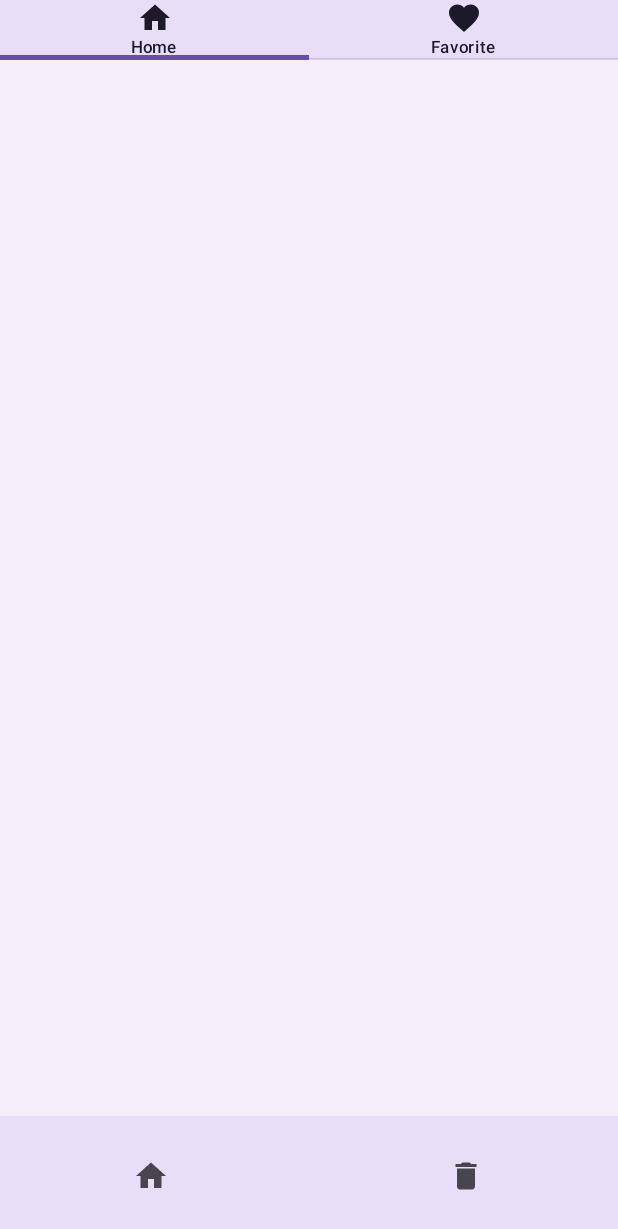
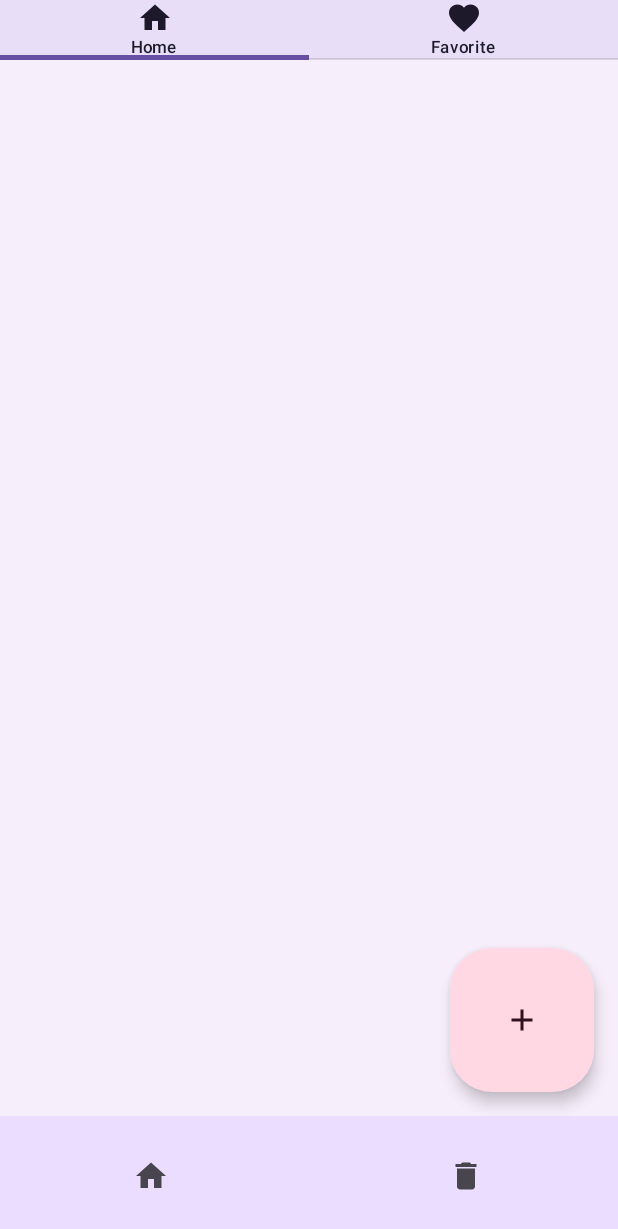
Before and after one commit to alindulceanu/Portfolio, an Android app built with Jetpack Compose: the screen it shows after launch (MainActivity), on a phone screen of 412 x 824 dp. Shown: the top 1229 px of the screen. Run offline under Robolectric (Android 15) with nearby library versions, the phone set to English and light mode, and no system bars; our stand-ins replace Dagger/Hilt's generated code, Room's generated code; 1 statement that could not run was skipped.

Commit message:
Added Floating Action Button

```diff
--- a/app/src/main/java/com/example/portfolio/MainActivity.kt
+++ b/app/src/main/java/com/example/portfolio/MainActivity.kt
@@ -3,12 +3,12 @@ package com.example.portfolio
 import android.os.Bundle
 import androidx.activity.ComponentActivity
 import androidx.activity.compose.setContent
-import androidx.activity.enableEdgeToEdge
 import androidx.compose.foundation.background
 import androidx.compose.foundation.layout.fillMaxSize
 import androidx.compose.foundation.layout.fillMaxWidth
 import androidx.compose.foundation.layout.padding
 import androidx.compose.material3.Icon
+import androidx.compose.material3.LargeFloatingActionButton
 import androidx.compose.material3.MaterialTheme.colorScheme
 import androidx.compose.material3.NavigationBar
 import androidx.compose.material3.NavigationBarItem
@@ -18,7 +18,6 @@ import androidx.compose.runtime.Composable
 import androidx.compose.runtime.collectAsState
 import androidx.compose.runtime.getValue
 import androidx.compose.ui.Modifier
-import androidx.compose.ui.tooling.preview.Preview
 import androidx.compose.ui.tooling.preview.PreviewLightDark
 import androidx.compose.ui.unit.dp
 import androidx.hilt.navigation.compose.hiltViewModel
@@ -64,7 +63,8 @@ fun Navigation() {
     Scaffold(
         bottomBar = {
             MyNavigationBar(navController)
-        }
+        },
+        floatingActionButton = { MainFloatingActionButton(navController) }
     ) { padding ->
         NavHost(
             navController = navController,
@@ -83,7 +83,7 @@ fun Navigation() {
             composable(DELETED_POST_SCREEN.route) {
                 val viewModel = hiltViewModel<DeletedPostsViewModel>()
                 val uiState by viewModel.uiState.collectAsState()
-                DeletedPostsScreen(navController, uiState, viewModel::onEvent)
+                DeletedPostsScreen(uiState, viewModel::onEvent)
             }
         }
     }
@@ -93,8 +93,8 @@ fun Navigation() {
 fun MyNavigationBar(nav: NavController) {
     NavigationBar(
         modifier = Modifier.fillMaxWidth(),
-        containerColor = colorScheme.secondaryContainer,
-        contentColor = colorScheme.onSecondaryContainer,
+        containerColor = colorScheme.primaryContainer,
+        contentColor = colorScheme.onPrimaryContainer,
     ) {
         Screens.entries
             .filter { it.forNavbar }
@@ -108,9 +108,20 @@ fun MyNavigationBar(nav: NavController) {
     }
 }
 
+@Composable
+fun MainFloatingActionButton(nav: NavController) {
+    LargeFloatingActionButton(
+        onClick = { nav.navigate(POST_SCREEN.route) },
+        containerColor = colorScheme.tertiaryContainer,
+        contentColor = colorScheme.onTertiaryContainer
+    ) {
+        Icon(POST_SCREEN.icon, contentDescription = null)
+    }
+}
+
 @PreviewLightDark
 @Composable
-fun PreviewApp(){
+fun PreviewApp() {
     PortfolioTheme {
         Surface(
             modifier = Modifier
```
Lines whose indentation alone changed are shown as unchanged.
